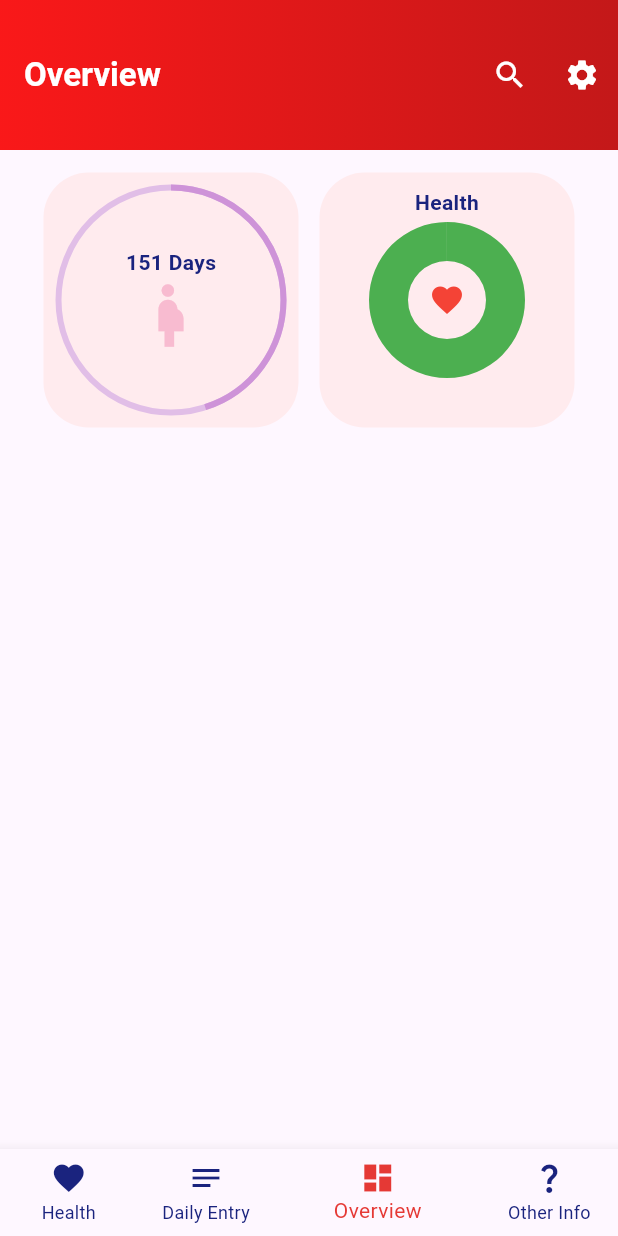
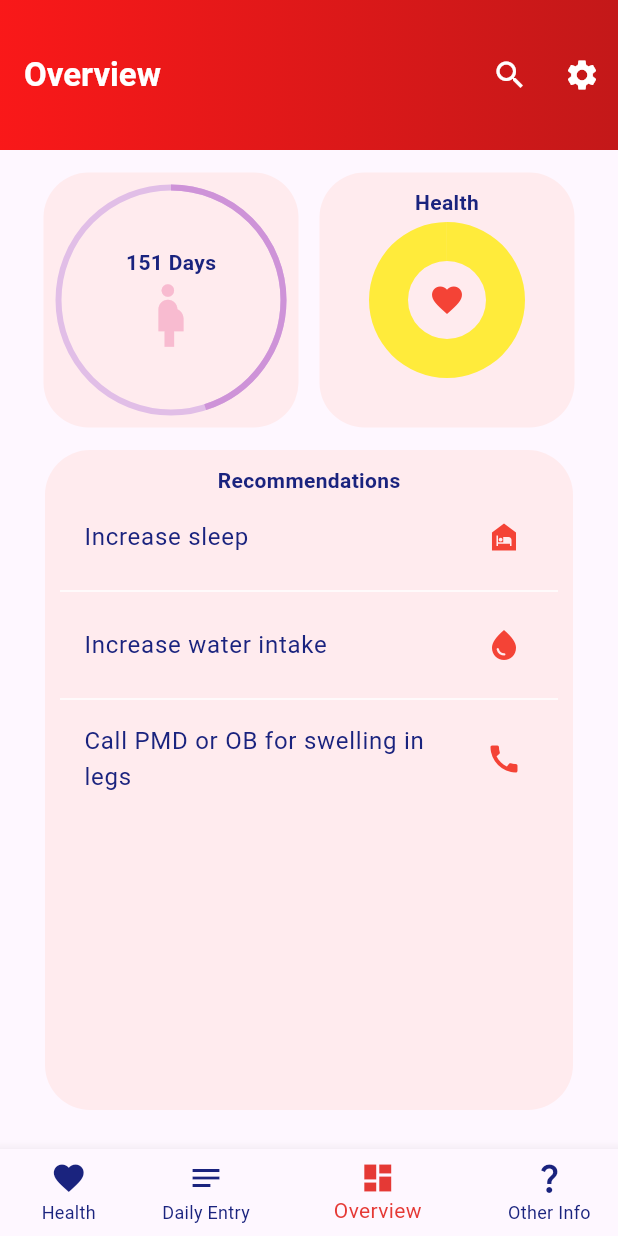
Before and after one commit to MatthewBertello/chd_app, a Flutter app: the screen it shows after launch, item 3 of the bottom bar chosen, on a phone screen of 412 x 824 dp. Run offline on Flutter 3.47's test engine with Material 3 defaults, Android fonts, the phone set to English and light mode, and no system bars; our stand-ins replace syncfusion_flutter_charts; missing offline and left inert: postgres.

Commit message:
Added a widget to display the recommendations.

```diff
--- a/lib/overview.dart
+++ b/lib/overview.dart
@@ -104,7 +104,7 @@ class Overview extends StatelessWidget {
                 fit: StackFit.expand,
                 children: [SfCircularChart(series: <CircularSeries> [
                   DoughnutSeries<String, Object>( // Displays the doughnut according to the user's health
-                    dataSource: const ['Excellent'], // Hardcoded for now, will need to get from database later
+                    dataSource: const ['Fair'], // Hardcoded for now, will need to get from database later
                     xValueMapper: (datum, _) => datum, yValueMapper: (datum, _) => 1,
                     pointColorMapper: (datum, _) {
                       switch(datum) {
@@ -132,20 +132,56 @@ class Overview extends StatelessWidget {
           );
   }
 
+  Widget displayRecommendations(BuildContext context) {
+    // List of recommendations, hardcoded for now, will need to get it from database later
+    List recommendations = [{'recommendation': 'Increase sleep', 'icon': const Icon(Icons.night_shelter, color: Colors.red)},
+                                    {'recommendation': 'Increase water intake', 'icon': const Icon(Icons.water_drop, color: Colors.red)},
+                                    {'recommendation': 'Call PMD or OB for swelling in legs', 'icon': const Icon(Icons.call, color: Colors.red)}];
+
+    return Container( // Widget displaying the recommendations
+            padding: const EdgeInsets.all(10.0),
+            decoration: BoxDecoration(color: Colors.red[50],
+            borderRadius: const BorderRadius.all(Radius.circular(30))),
+            child: SizedBox(
+              width: 340,
+              height: 420,
+              child: Column(
+                children: [
+                  Text("Recommendations", style: TextStyle(color: Colors.indigo[900], fontWeight: FontWeight.bold)),
+                  Expanded(
+                    child: ListView.separated(
+                      separatorBuilder: (context, index) => Divider(color: Colors.white),
+                      itemCount: recommendations.length,
+                      itemBuilder: (context, index) {
+                        return ListTile(  // Display each recommendation and corresponding icon
+                          title: Text(recommendations[index]['recommendation'], style: TextStyle(color: Colors.indigo[900])),
+                          trailing: recommendations[index]['icon'],
+                        );
+                      },)
+                  ,)
+                ]
+              )
+            ),
+          );
+  }
+
   @override
   Widget build(BuildContext context) {
     return Scaffold(appBar: buildAppBar(context),
     body: Padding(
       padding: const EdgeInsets.all(15.0),
       child: Column(
+        mainAxisAlignment: MainAxisAlignment.start,
         children: [
         Row(
           mainAxisAlignment: MainAxisAlignment.spaceEvenly,
           children: [
             buildPregnancyCountDown(context), // Build and display the pregnancy countdown
-            buildHealthMeter(context)
+            buildHealthMeter(context) // Build and display the health meter
           ]
         ),
+        Padding(padding: const EdgeInsets.all(15.0),
+        child: displayRecommendations(context)) // Display the recommendations
       ],),
     ));
   }
```
